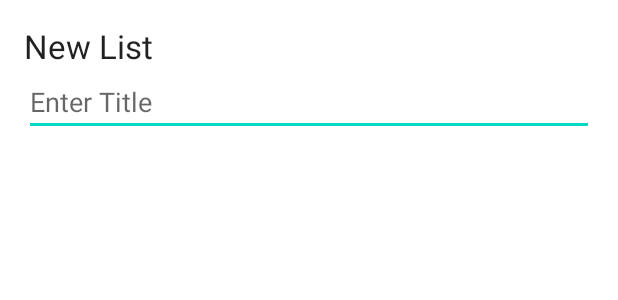
After one commit to rafi365/Proj_kel_F_mobile, an Android app: the layout user_input_dialog_box.xml on its own in the app's theme, with its tools: preview values and no code run, on a phone screen of 412 x 824 dp. The commit adds this screen. Shown: the top 300 px of the screen. Run offline under Robolectric (Android 15) with nearby library versions, the phone set to English and light mode, and no system bars.

Commit message:
added FAB add list pop up dialog box

```diff
--- /dev/null
+++ b/KusaList/app/src/main/res/layout/user_input_dialog_box.xml
@@ -0,0 +1,22 @@
+<?xml version="1.0" encoding="utf-8"?>
+<LinearLayout xmlns:android="http://schemas.android.com/apk/res/android"
+    android:id="@+id/custom_dialog_layout_design_user_input"
+    android:layout_width="match_parent"
+    android:layout_height="match_parent"
+    android:orientation="vertical"
+    android:padding="16dp">
+
+    <TextView
+        android:id="@+id/dialogTitle"
+        android:layout_width="wrap_content"
+        android:layout_height="wrap_content"
+        android:text="New List"
+        android:textAppearance="?android:attr/textAppearanceLarge" />
+
+    <EditText
+        android:id="@+id/titleInputDialog"
+        android:layout_width="match_parent"
+        android:layout_height="wrap_content"
+        android:hint="Enter Title"
+        android:inputType="text"/>
+</LinearLayout>
```
Also changed, not shown: KusaList/app/src/main/java/umn/ac/id/kusalist/MainActivity.java (+38 -6 lines).
